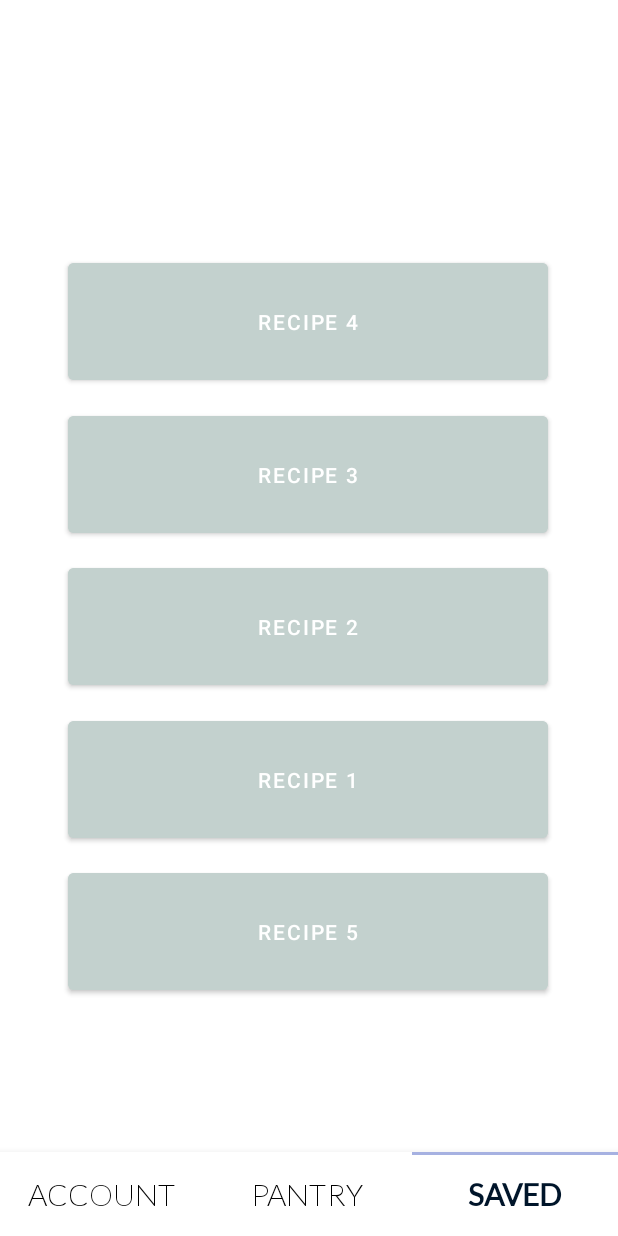
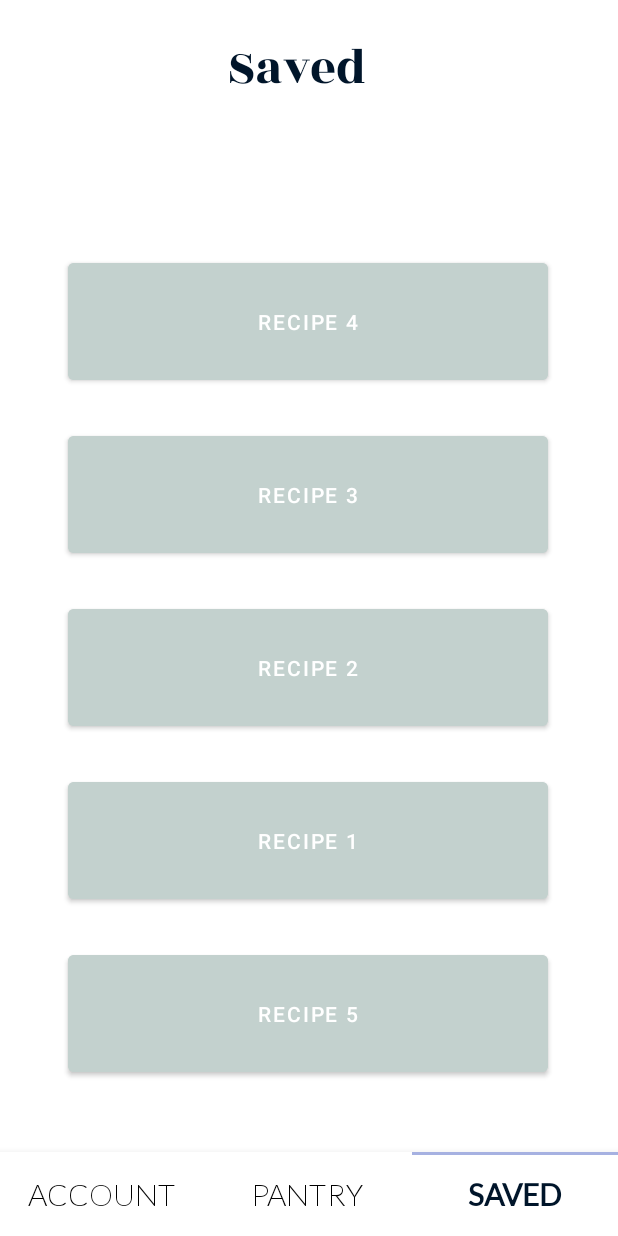
Before and after one commit to raulroy45/cse403-reverse-recipes, an Android app: the SavedRecipesFragment screen opened through its navigation route, on a phone screen of 412 x 824 dp. Run offline under Robolectric (Android 15) with nearby library versions, the phone set to English and light mode, and no system bars; our stand-ins replace navigation-ui.

Commit message:
Fixed spacing for buttons on Saved Page

```diff
--- a/app/app/src/main/res/layout/fragment_saved_recipes.xml
+++ b/app/app/src/main/res/layout/fragment_saved_recipes.xml
@@ -7,10 +7,25 @@
     android:layout_height="match_parent"
     tools:context=".SavedRecipesFragment">
 
+    <TextView
+        android:id="@+id/textView3"
+        android:layout_width="wrap_content"
+        android:layout_height="wrap_content"
+        android:layout_marginTop="21dp"
+        android:fontFamily="@font/rozha_one_regular"
+        android:text="@string/saved_page_header"
+        android:textAlignment="center"
+        android:textSize="34sp"
+        app:layout_constraintEnd_toEndOf="parent"
+        app:layout_constraintHorizontal_bias="0.473"
+        app:layout_constraintStart_toStartOf="parent"
+        app:layout_constraintTop_toTopOf="parent" />
+
     <Button
         android:id="@+id/button11"
         android:layout_width="320dp"
         android:layout_height="90dp"
+        android:backgroundTint="#C3D1CE"
         android:text="@string/recipe_5"
         app:iconTint="#00BCD4"
         app:iconTintMode="add"
@@ -19,14 +34,15 @@
         app:layout_constraintHorizontal_bias="0.494"
         app:layout_constraintStart_toStartOf="parent"
         app:layout_constraintTop_toTopOf="parent"
-        app:layout_constraintVertical_bias="0.850"
+        app:layout_constraintVertical_bias="0.930"
         app:strokeColor="#E91E63"
-        android:backgroundTint="#C3D1CE" />
+        tools:ignore="TextContrastCheck" />
 
     <Button
         android:id="@+id/button10"
         android:layout_width="320dp"
         android:layout_height="90dp"
+        android:backgroundTint="#C3D1CE"
         android:text="@string/recipe_1"
         app:iconTint="#00BCD4"
         app:iconTintMode="add"
@@ -35,14 +51,15 @@
         app:layout_constraintHorizontal_bias="0.494"
         app:layout_constraintStart_toStartOf="parent"
         app:layout_constraintTop_toTopOf="parent"
-        app:layout_constraintVertical_bias="0.700"
+        app:layout_constraintVertical_bias="0.760"
         app:strokeColor="#E91E63"
-        android:backgroundTint="#C3D1CE" />
+        tools:ignore="TextContrastCheck" />
 
     <Button
         android:id="@+id/button8"
         android:layout_width="320dp"
         android:layout_height="90dp"
+        android:backgroundTint="#C3D1CE"
         android:text="@string/recipe_2"
         app:iconTint="#00BCD4"
         app:iconTintMode="add"
@@ -51,14 +68,15 @@
         app:layout_constraintHorizontal_bias="0.494"
         app:layout_constraintStart_toStartOf="parent"
         app:layout_constraintTop_toTopOf="parent"
-        app:layout_constraintVertical_bias="0.550"
+        app:layout_constraintVertical_bias="0.590"
         app:strokeColor="#E91E63"
-        android:backgroundTint="#C3D1CE" />
+        tools:ignore="TextContrastCheck" />
 
     <Button
         android:id="@+id/button7"
         android:layout_width="320dp"
         android:layout_height="90dp"
+        android:backgroundTint="#C3D1CE"
         android:text="@string/recipe_3"
         app:iconTint="#00BCD4"
         app:iconTintMode="add"
@@ -67,14 +85,15 @@
         app:layout_constraintHorizontal_bias="0.494"
         app:layout_constraintStart_toStartOf="parent"
         app:layout_constraintTop_toTopOf="parent"
-        app:layout_constraintVertical_bias="0.400"
+        app:layout_constraintVertical_bias="0.420"
         app:strokeColor="#E91E63"
-        android:backgroundTint="#C3D1CE" />
+        tools:ignore="TextContrastCheck" />
 
     <Button
         android:id="@+id/button6"
         android:layout_width="320dp"
         android:layout_height="90dp"
+        android:backgroundTint="#C3D1CE"
         android:text="@string/recipe_4"
         app:iconTint="#00BCD4"
         app:iconTintMode="add"
@@ -85,6 +104,6 @@
         app:layout_constraintTop_toTopOf="parent"
         app:layout_constraintVertical_bias="0.250"
         app:strokeColor="#E91E63"
-        android:backgroundTint="#C3D1CE" />
+        tools:ignore="TextContrastCheck" />
 
 </androidx.constraintlayout.widget.ConstraintLayout>
--- a/app/app/src/main/res/values/strings.xml
+++ b/app/app/src/main/res/values/strings.xml
@@ -13,4 +13,5 @@
     <string name="recipe_5">Recipe 5</string>
     <string name="my_pantry">My Pantry</string>
     <string name="find_recipes">Find Recipes</string>
+    <string name="saved_page_header">Saved</string>
 </resources>
```
